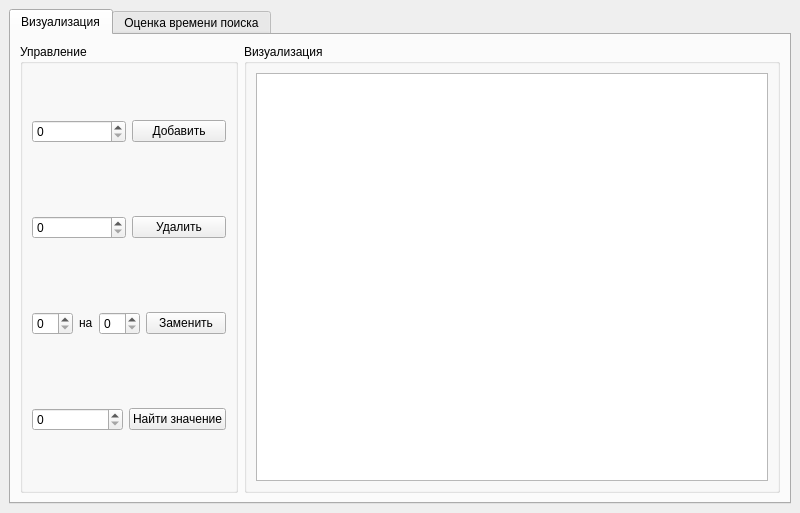
Above: ui/ui/MainForm.ui from AquaUseful/struct_algs_coursework before the change. Below: the same form after it.
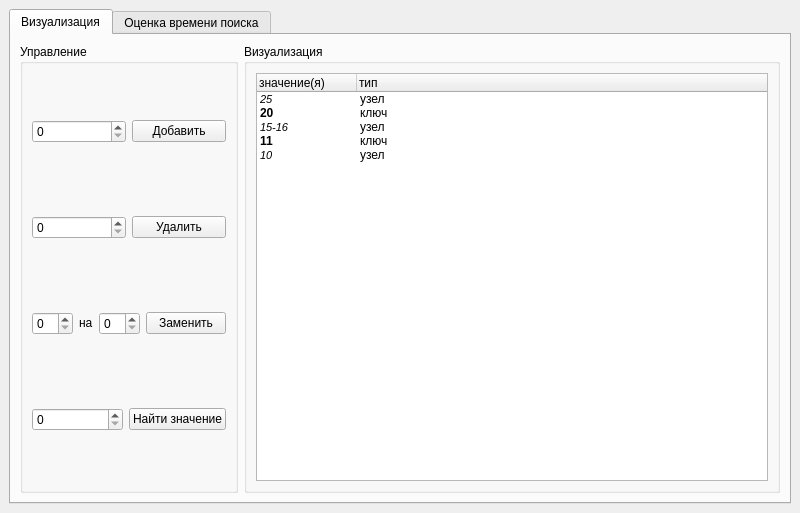
That is the form after the change. The open tabs and pages were chosen to show the change. Custom widgets are drawn as their Qt base class.

Commit message: feat: Add interactive trees

Patch:
```diff
--- a/ui/ui/MainForm.ui
+++ b/ui/ui/MainForm.ui
@@ -167,7 +167,174 @@
           </property>
           <layout class="QVBoxLayout" name="verticalLayout_7">
            <item>
-            <widget class="QGraphicsView" name="graphicsView_2"/>
+            <widget class="QTreeWidget" name="visualisation">
+             <property name="showDropIndicator" stdset="0">
+              <bool>true</bool>
+             </property>
+             <property name="indentation">
+              <number>35</number>
+             </property>
+             <property name="rootIsDecorated">
+              <bool>false</bool>
+             </property>
+             <property name="itemsExpandable">
+              <bool>true</bool>
+             </property>
+             <property name="sortingEnabled">
+              <bool>false</bool>
+             </property>
+             <property name="animated">
+              <bool>false</bool>
+             </property>
+             <property name="allColumnsShowFocus">
+              <bool>true</bool>
+             </property>
+             <property name="headerHidden">
+              <bool>false</bool>
+             </property>
+             <column>
+              <property name="text">
+               <string>значение(я)</string>
+              </property>
+             </column>
+             <column>
+              <property name="text">
+               <string>тип</string>
+              </property>
+             </column>
+             <item>
+              <property name="text">
+               <string>25</string>
+              </property>
+              <property name="font">
+               <font>
+                <pointsize>8</pointsize>
+                <italic>true</italic>
+               </font>
+              </property>
+              <property name="text">
+               <string>узел</string>
+              </property>
+              <item>
+               <property name="text">
+                <string>25</string>
+               </property>
+               <property name="font">
+                <font>
+                 <weight>75</weight>
+                 <bold>true</bold>
+                </font>
+               </property>
+               <property name="text">
+                <string>ключ</string>
+               </property>
+              </item>
+             </item>
+             <item>
+              <property name="text">
+               <string>20</string>
+              </property>
+              <property name="font">
+               <font>
+                <weight>75</weight>
+                <bold>true</bold>
+               </font>
+              </property>
+              <property name="text">
+               <string>ключ</string>
+              </property>
+             </item>
+             <item>
+              <property name="text">
+               <string>15-16</string>
+              </property>
+              <property name="font">
+               <font>
+                <pointsize>8</pointsize>
+                <italic>true</italic>
+               </font>
+              </property>
+              <property name="text">
+               <string>узел</string>
+              </property>
+              <item>
+               <property name="text">
+                <string>16</string>
+               </property>
+               <property name="font">
+                <font>
+                 <weight>75</weight>
+                 <bold>true</bold>
+                </font>
+               </property>
+               <property name="text">
+                <string>ключ</string>
+               </property>
+               <property name="font">
+                <font>
+                 <weight>75</weight>
+                 <bold>true</bold>
+                </font>
+               </property>
+              </item>
+              <item>
+               <property name="text">
+                <string>15</string>
+               </property>
+               <property name="font">
+                <font>
+                 <weight>75</weight>
+                 <bold>true</bold>
+                </font>
+               </property>
+               <property name="text">
+                <string>ключ</string>
+               </property>
+              </item>
+             </item>
+             <item>
+              <property name="text">
+               <string>11</string>
+              </property>
+              <property name="font">
+               <font>
+                <weight>75</weight>
+                <bold>true</bold>
+               </font>
+              </property>
+              <property name="text">
+               <string>ключ</string>
+              </property>
+             </item>
+             <item>
+              <property name="text">
+               <string>10</string>
+              </property>
+              <property name="font">
+               <font>
+                <pointsize>8</pointsize>
+                <italic>true</italic>
+               </font>
+              </property>
+              <property name="text">
+               <string>узел</string>
+              </property>
+              <item>
+               <property name="text">
+                <string>10</string>
+               </property>
+               <property name="font">
+                <font>
+                 <weight>75</weight>
+                 <bold>true</bold>
+                </font>
+               </property>
+               <property name="text">
+                <string>ключ</string>
+               </property>
+              </item>
+             </item>
+            </widget>
            </item>
           </layout>
          </widget>
```
Left out of the diff: 4 changed lines with no effect on the pictures. The commit also changes 7 other files.
